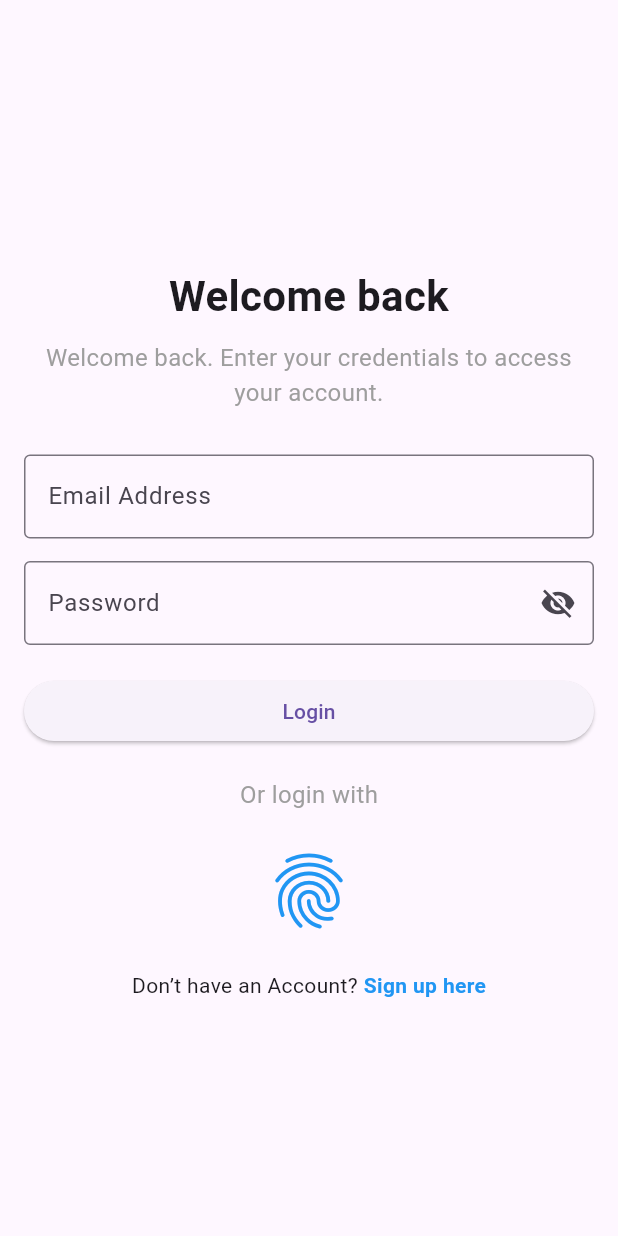
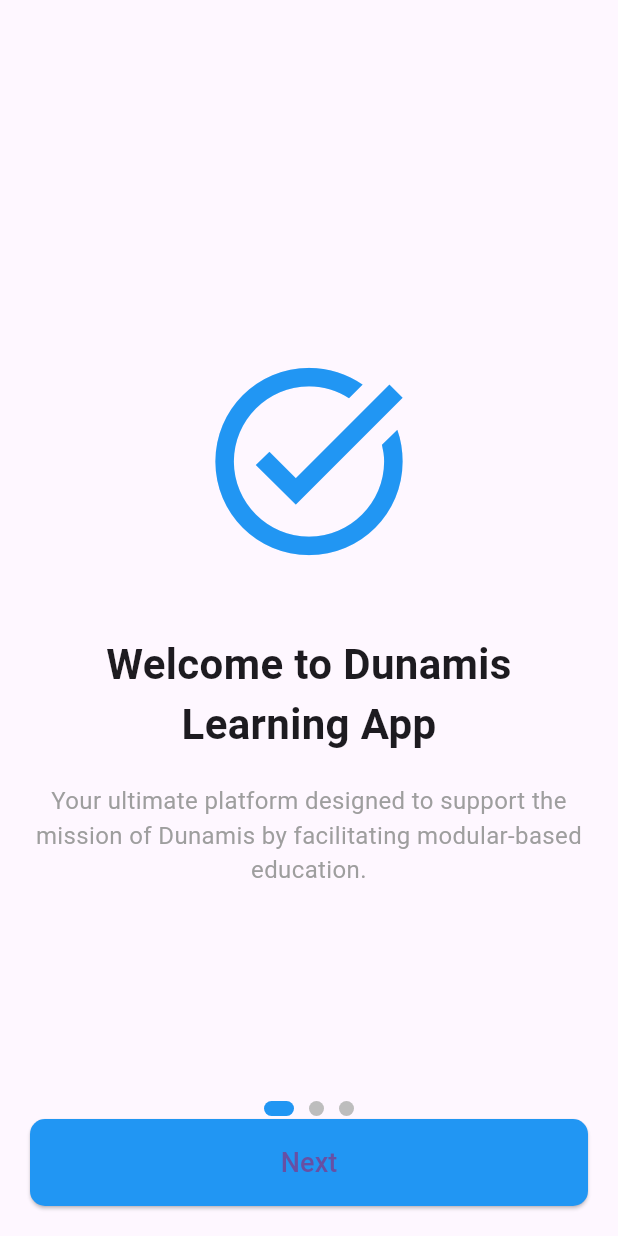
Before and after one commit to robinGiri/dunamis-mobile, a Flutter app: the screen it shows after launch, on a phone screen of 412 x 824 dp. Run offline on Flutter 3.47's test engine with Material 3 defaults, Android fonts, the phone set to English and light mode, and no system bars; our stand-ins replace local_auth.

Commit message:
feat: OnboardingPage

```diff
--- a/lib/main.dart
+++ b/lib/main.dart
@@ -1,18 +1,18 @@
+import 'package:dunamis/view/OnboardingPage.dart';
 import 'package:flutter/material.dart';
-import 'view/login_page.dart';
 
 void main() {
-  runApp(MyApp());
+  runApp(const MyApp());
 }
 
 class MyApp extends StatelessWidget {
+  const MyApp({super.key});
+
   @override
   Widget build(BuildContext context) {
     return MaterialApp(
       debugShowCheckedModeBanner: false,
-      title: 'Dunamis Learning App',
-      theme: ThemeData(primarySwatch: Colors.blue),
-      home: LoginPage(),
+      home: OnboardingPage(),
     );
   }
 }
--- /dev/null
+++ b/lib/view/OnboardingPage.dart
@@ -0,0 +1,147 @@
+import 'package:flutter/material.dart';
+import 'login_page.dart';
+
+class OnboardingPage extends StatefulWidget {
+  @override
+  _OnboardingPageState createState() => _OnboardingPageState();
+}
+
+class _OnboardingPageState extends State<OnboardingPage> {
+  final PageController _pageController = PageController();
+  int _currentIndex = 0;
+
+  final List<Map<String, dynamic>> _onboardingData = [
+    {
+      "title": "Welcome to Dunamis Learning App",
+      "description":
+          "Your ultimate platform designed to support the mission of Dunamis by facilitating modular-based education.",
+      "icon": Icons.task_alt,
+    },
+    {
+      "title": "Student Enrollment",
+      "description":
+          "Students can browse courses and gain access by paying for individual classes.",
+      "icon": Icons.event_note,
+    },
+    {
+      "title": "Progress Tracking",
+      "description":
+          "Students can monitor their learning progress through milestones and certificates.",
+      "icon": Icons.trending_up,
+    },
+  ];
+
+  void _goToNext() {
+    if (_currentIndex == _onboardingData.length - 1) {
+      Navigator.pushReplacement(
+        context,
+        MaterialPageRoute(builder: (context) => LoginPage()),
+      );
+    } else {
+      _pageController.nextPage(
+        duration: const Duration(milliseconds: 500),
+        curve: Curves.ease,
+      );
+    }
+  }
+
+  @override
+  Widget build(BuildContext context) {
+    return Scaffold(
+      body: Stack(
+        children: [
+          PageView.builder(
+            controller: _pageController,
+            onPageChanged: (index) {
+              setState(() {
+                _currentIndex = index;
+              });
+            },
+            itemCount: _onboardingData.length,
+            itemBuilder: (context, index) {
+              return Padding(
+                padding: const EdgeInsets.all(16.0),
+                child: Column(
+                  mainAxisAlignment: MainAxisAlignment.center,
+                  children: [
+                    Icon(
+                      _onboardingData[index]["icon"],
+                      size: 150,
+                      color: Colors.blue,
+                    ),
+                    const SizedBox(height: 40),
+                    Text(
+                      _onboardingData[index]["title"]!,
+                      style: const TextStyle(
+                        fontSize: 28,
+                        fontWeight: FontWeight.bold,
+                      ),
+                      textAlign: TextAlign.center,
+                    ),
+                    const SizedBox(height: 20),
+                    Text(
+                      _onboardingData[index]["description"]!,
+                      style: const TextStyle(
+                        fontSize: 16,
+                        color: Colors.grey,
+                      ),
+                      textAlign: TextAlign.center,
+                    ),
+                  ],
+                ),
+              );
+            },
+          ),
+
+          // Dots Indicator
+          Positioned(
+            bottom: 80,
+            left: 0,
+            right: 0,
+            child: Row(
+              mainAxisAlignment: MainAxisAlignment.center,
+              children: List.generate(
+                _onboardingData.length,
+                (index) => AnimatedContainer(
+                  duration: const Duration(milliseconds: 300),
+                  margin: const EdgeInsets.symmetric(horizontal: 5),
+                  width: _currentIndex == index ? 20 : 10,
+                  height: 10,
+                  decoration: BoxDecoration(
+                    color: _currentIndex == index
+                        ? Colors.blue
+                        : Colors.grey.shade400,
+                    borderRadius: BorderRadius.circular(10),
+                  ),
+                ),
+              ),
+            ),
+          ),
+
+          // Next or Get Started Button
+          Positioned(
+            bottom: 20,
+            left: 20,
+            right: 20,
+            child: ElevatedButton(
+              onPressed: _goToNext,
+              style: ElevatedButton.styleFrom(
+                padding: const EdgeInsets.all(16.0),
+                backgroundColor: Colors.blue,
+                shape: RoundedRectangleBorder(
+                  borderRadius: BorderRadius.circular(10),
+                ),
+              ),
+              child: Text(
+                _currentIndex == _onboardingData.length - 1
+                    ? "Get Started"
+                    : "Next",
+                style: const TextStyle(fontSize: 18),
+              ),
+            ),
+          ),
+        ],
+      ),
+    );
+  }
+}
```
